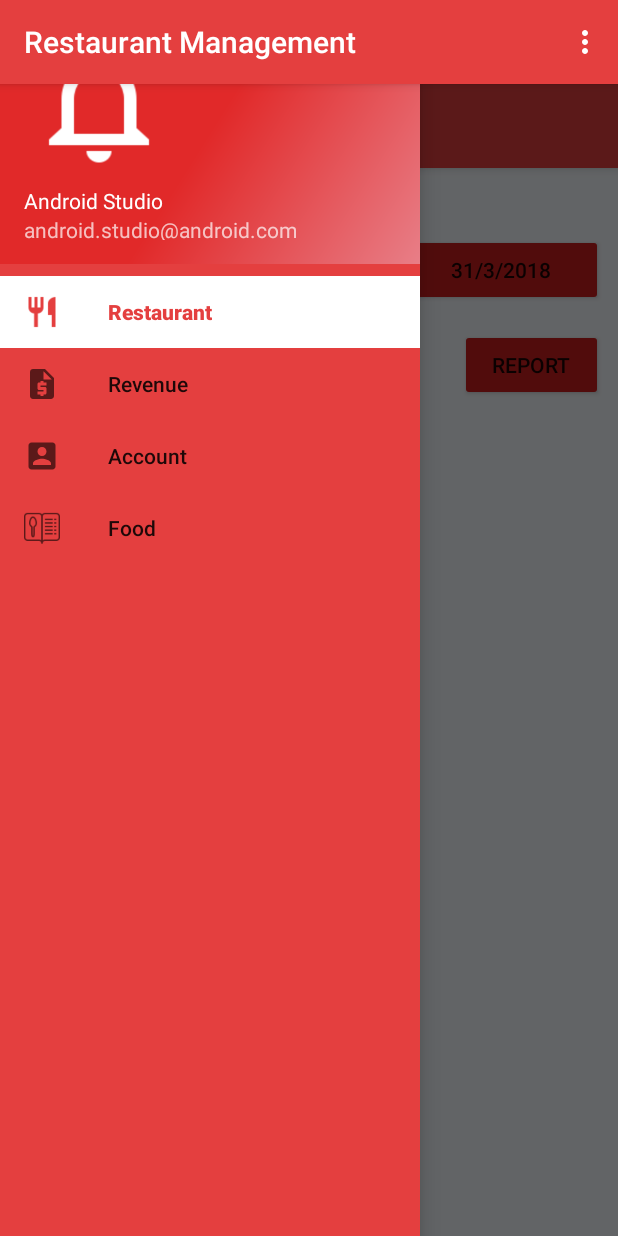
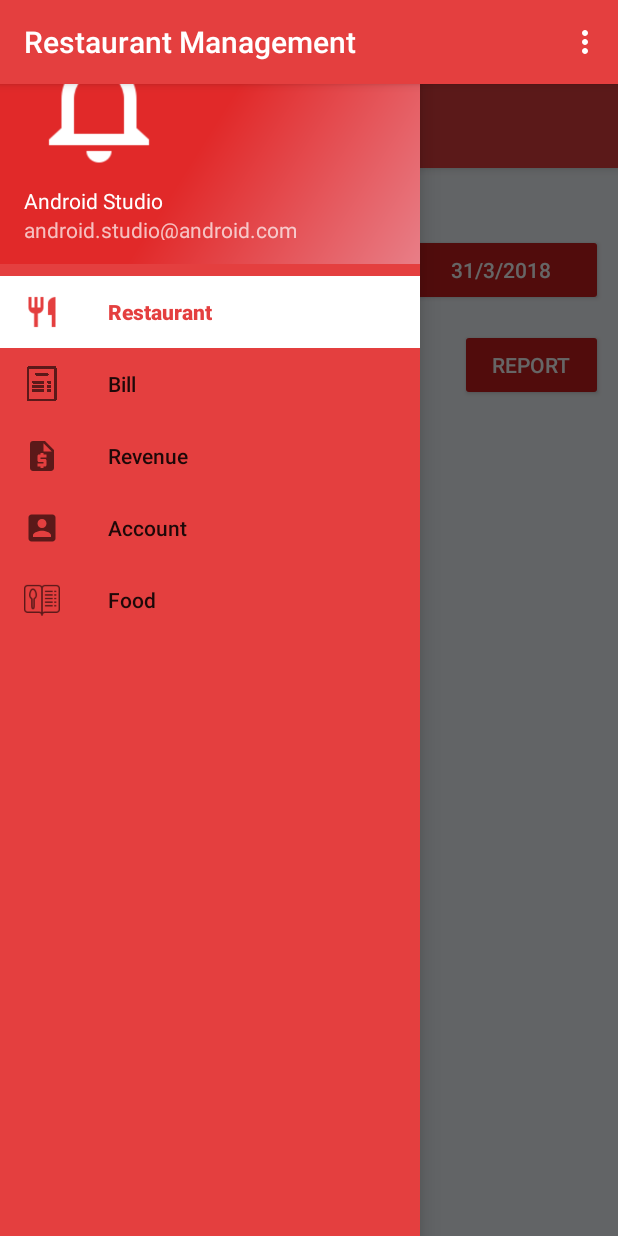
Before and after one commit to Zhenande/QuanLy, an Android app: the fragment IncomeFragment placed in its activity, with the side drawer open, on a phone screen of 412 x 824 dp. Run offline under Robolectric (Android 15) with nearby library versions, the phone set to English and light mode, and no system bars; our stand-ins replace ButterKnife, Firebase (no records; nobody signed in at launch, a user with empty details on screens opened directly); libraries missing offline, so code that uses them is left out: com.afollestad.materialdialogs, com.birin.gridlistviewadapters, com.github.mikephil.charting, com.tsongkha.spinnerdatepicker; plain views replace BarChart; 4 statements that could not run were skipped.

Commit message:
Seventh Commit

```diff
--- a/app/build.gradle
+++ b/app/build.gradle
@@ -54,4 +54,5 @@ dependencies {
 
 
 
+
 apply plugin: 'com.google.gms.google-services'
--- a/app/src/main/java/manhquan/khoaluan_quanly/MainActivity.java
+++ b/app/src/main/java/manhquan/khoaluan_quanly/MainActivity.java
@@ -26,6 +26,7 @@ import com.google.firebase.auth.FirebaseAuth;
 
 import java.util.Locale;
 
+import fragment.BillFragment;
 import fragment.EmployeeFragment;
 import fragment.FoodFragment;
 import fragment.IncomeFragment;
@@ -194,6 +195,9 @@ public class MainActivity extends AppCompatActivity
                 fragment = new RestaurantFragment();
                 break;
             case R.id.nav_bill:
+                fragment = new BillFragment();
+                break;
+            case R.id.nav_revenue:
                 fragment = new IncomeFragment();
                 break;
             case R.id.nav_account:
--- a/app/src/main/res/layout/employee_list_item.xml
+++ b/app/src/main/res/layout/employee_list_item.xml
@@ -7,6 +7,7 @@
     <TextView
         android:id="@+id/employee_list_txtName"
         android:text="@string/employee_Name"
+        android:textColor="@color/black"
         android:layout_weight="1"
         android:layout_width="wrap_content"
         android:layout_height="wrap_content" />
@@ -15,6 +16,7 @@
         android:id="@+id/employee_list_txtPosition"
         android:text="@string/employee_Position"
         android:layout_marginRight="10dp"
+        android:textColor="@color/black"
         android:layout_width="wrap_content"
         android:layout_height="wrap_content" />
 
--- a/app/src/main/res/layout/fragment_employee.xml
+++ b/app/src/main/res/layout/fragment_employee.xml
@@ -1,5 +1,6 @@
 <RelativeLayout xmlns:android="http://schemas.android.com/apk/res/android"
     xmlns:tools="http://schemas.android.com/tools"
+    xmlns:app="http://schemas.android.com/apk/res-auto"
     android:orientation="vertical"
     android:layout_width="match_parent"
     android:layout_height="match_parent">
@@ -18,4 +19,5 @@
         android:layout_marginBottom="10dp"
         android:layout_width="wrap_content"
         android:layout_height="wrap_content" />
+
 </RelativeLayout>
--- a/app/src/main/res/layout/fragment_food.xml
+++ b/app/src/main/res/layout/fragment_food.xml
@@ -15,6 +15,7 @@
         android:layout_centerHorizontal="true"
         android:layout_alignParentBottom="true"
         android:src="@drawable/ic_plus"
+        android:backgroundTint="@color/primary_dark"
         android:layout_marginBottom="10dp"
         android:layout_width="wrap_content"
         android:layout_height="wrap_content" />
--- a/app/src/main/res/layout/fragment_income.xml
+++ b/app/src/main/res/layout/fragment_income.xml
@@ -16,6 +16,7 @@
             <TextView
                 android:id="@+id/income_ReportTime"
                 android:text="@string/income_reportTime"
+                android:textColor="@color/black"
                 android:layout_width="wrap_content"
                 android:layout_height="wrap_content" />
 
@@ -36,24 +37,28 @@
             <TextView
                 android:id="@+id/income_startDate"
                 android:text="@string/income_startDate"
+                android:textColor="@color/black"
                 android:layout_width="wrap_content"
                 android:layout_height="wrap_content" />
 
             <Button
                 android:id="@+id/income_button_startDate"
                 android:layout_weight="2"
+                android:textColor="@color/white"
                 android:layout_width="wrap_content"
                 android:layout_height="wrap_content" />
 
             <TextView
                 android:id="@+id/income_endDate"
                 android:text="@string/income_endDate"
+                android:textColor="@color/black"
                 android:layout_width="wrap_content"
                 android:layout_height="wrap_content" />
 
             <Button
                 android:id="@+id/income_button_endDate"
                 android:layout_weight="2"
+                android:textColor="@color/white"
                 android:layout_width="wrap_content"
                 android:layout_height="wrap_content" />
 
@@ -68,6 +73,7 @@
 
             <TextView
                 android:id="@+id/income_Month"
+                android:textColor="@color/black"
                 android:text="@string/income_reportMonth"
                 android:layout_width="wrap_content"
                 android:layout_height="wrap_content" />
@@ -75,6 +81,7 @@
             <Button
                 android:id="@+id/income_button_Month"
                 android:layout_marginStart="19dp"
+                android:textColor="@color/white"
                 android:layout_width="270dp"
                 android:layout_height="wrap_content" />
 
@@ -89,6 +96,7 @@
 
             <TextView
                 android:id="@+id/income_Year"
+                android:textColor="@color/black"
                 android:text="@string/income_reportYear"
                 android:layout_width="wrap_content"
                 android:layout_height="wrap_content" />
@@ -96,6 +104,7 @@
             <Button
                 android:id="@+id/income_button_Year"
                 android:layout_marginStart="33dp"
+                android:textColor="@color/white"
                 android:layout_width="270dp"
                 android:layout_height="wrap_content" />
 
@@ -109,6 +118,7 @@
 
             <TextView
                 android:id="@+id/income_kindOfChart"
+                android:textColor="@color/black"
                 android:text="@string/income_kindOfChart"
                 android:layout_width="wrap_content"
                 android:layout_height="wrap_content" />
@@ -127,6 +137,7 @@
             <Button
                 android:id="@+id/income_button_Action"
                 android:text="@string/income_action"
+                android:textColor="@color/white"
                 android:layout_weight="0.5"
                 android:layout_width="wrap_content"
                 android:layout_height="wrap_content" />
--- a/app/src/main/res/layout/spinner_item_text.xml
+++ b/app/src/main/res/layout/spinner_item_text.xml
@@ -1,7 +1,7 @@
 <?xml version="1.0" encoding="utf-8"?>
-<TextView
+    <TextView
     android:id="@+id/spinner_item_view_text"
-    android:textColor="@android:color/black"
+    android:textColor="@android:color/white"
     xmlns:android="http://schemas.android.com/apk/res/android"
     android:paddingTop="10dp"
     android:paddingBottom="10dp"
--- a/app/src/main/res/menu/activity_main_drawer.xml
+++ b/app/src/main/res/menu/activity_main_drawer.xml
@@ -8,9 +8,15 @@
             android:id="@+id/nav_restaurant"
             android:icon="@drawable/ic_restaurant_white_24dp"
             android:title="@string/nav_restaurant" />
+
         <item
             android:id="@+id/nav_bill"
             android:icon="@drawable/ic_bill"
+            android:title="@string/nav_bill" />
+
+        <item
+            android:id="@+id/nav_revenue"
+            android:icon="@drawable/ic_revenue"
             android:title="@string/nav_income" />
         <item
             android:id="@+id/nav_account"
--- a/app/src/main/res/values/strings.xml
+++ b/app/src/main/res/values/strings.xml
@@ -21,6 +21,7 @@
 
     <!--=================================Nav Drawer===================================================-->
     <string name="nav_restaurant">Restaurant</string>
+    <string name="nav_bill">Bill</string>
     <string name="nav_income">Revenue</string>
     <string name="nav_account">Account</string>
     <string name="nav_food">Food</string>
@@ -116,5 +117,4 @@
     <string name="food_detail_button_camera">Camera</string>
 
 
-
 </resources>
```
Also changed, not shown: app/src/main/java/adapter/GridFoodAdapter.java (+11 -0 lines), app/src/main/java/fragment/BillFragment.java (added, +32 -0 lines), app/src/main/res/layout/fragment_bill.xml (added, +11 -0 lines), app/src/main/res/drawable/ic_add_account.png, app/src/main/res/drawable/ic_bill.png (added), app/src/main/res/drawable/ic_plus.png, app/src/main/res/drawable/ic_revenue.xml (renamed from app/src/main/res/drawable/ic_bill.xml), app/src/main/res/drawable/icon_plus.png (added), 1 other file.
